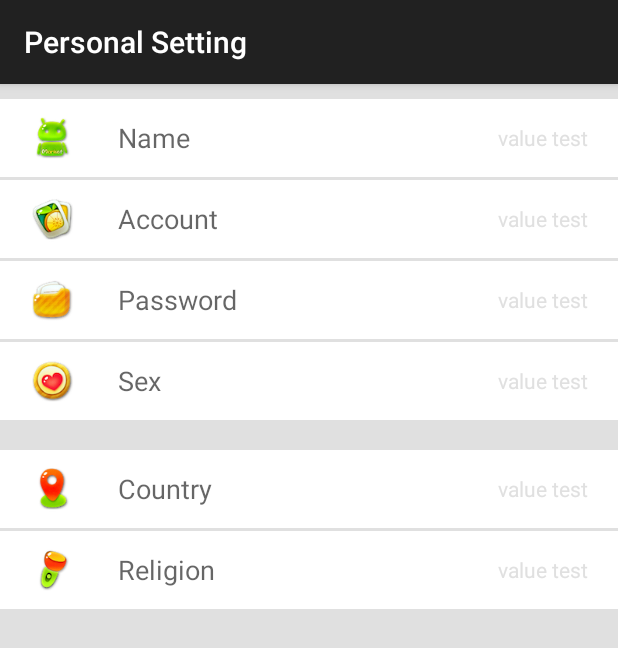
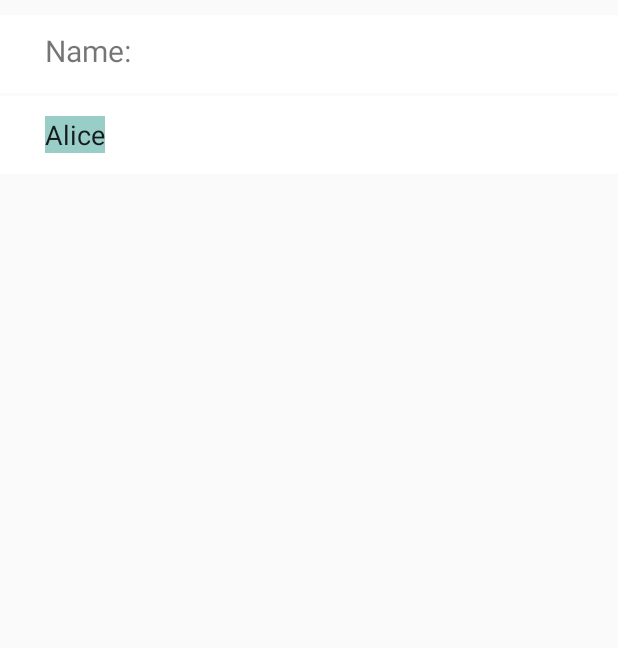
Before and after one commit to chendongmidong/Nourriture_BTJU, an Android app: the PersonalSettingActivity screen opened directly, with no data from a screen before it, after a tap on "Name", on a phone screen of 412 x 824 dp. Shown: the top 648 px of the screen. Run offline under Robolectric (Android 15) with nearby library versions, the phone set to English and light mode, and no system bars.

Commit message:
setting module

```diff
--- a/application/Nourriture/app/src/main/java/com/nourriture/app/PersonalSettingActivity.java
+++ /dev/null
@@ -1,76 +0,0 @@
-package com.nourriture.app;
-
-import android.os.Bundle;
-import android.support.v7.app.AppCompatActivity;
-import android.view.View;
-import android.widget.AdapterView;
-import android.widget.ListView;
-import android.widget.SimpleAdapter;
-
-import java.util.ArrayList;
-import java.util.HashMap;
-import java.util.List;
-import java.util.Map;
-
-/**
- * Created by liuyifan on 15/12/9.
- */
-public class PersonalSettingActivity extends AppCompatActivity {
-    private String[] name1 = {"Name", "Account", "Password", "Sex"};
-    private int[] picture1 = {R.mipmap.name, R.mipmap.account, R.mipmap.password, R.mipmap.sex};
-    private List<Map<String, Object>> listItems1;
-
-    private String[] name2 = {"Country", "Religion"};
-    private int[] picture2 = {R.mipmap.country, R.mipmap.religion};
-    private List<Map<String, Object>> listItems2;
-    @Override
-    protected void onCreate(Bundle savedInstanceState){
-        super.onCreate(savedInstanceState);
-        setContentView(R.layout.setting);
-
-        listItems1 = new ArrayList<>();
-        for(int i = 0; i < name1.length; i++){
-            Map<String, Object> listItem = new HashMap<>();
-            listItem.put("header",picture1[i]);
-            listItem.put("name",name1[i]);
-            listItems1.add(listItem);
-        }
-
-        ListView list_setting1 = (ListView) findViewById(R.id.list_setting1);
-        list_setting1.setAdapter(new SimpleAdapter(this, listItems1, R.layout.setting_item,
-                new String[] {"header", "name"},
-                new int[] {R.id.header, R.id.name} ));
-
-        list_setting1.setOnItemClickListener(new AdapterView.OnItemClickListener() {
-            @Override
-            public void onItemClick(AdapterView<?> adapterView, View view, int i, long l) {
-                int position = (int)l;
-                //<TODO>
-                System.out.println("---Click:" + listItems1.get(position).get("name"));
-            }
-        });
-
-        listItems2 = new ArrayList<>();
-        for(int i = 0; i < name2.length; i++){
-            Map<String, Object> listItem = new HashMap<>();
-            listItem.put("header",picture2[i]);
-            listItem.put("name",name2[i]);
-            listItems2.add(listItem);
-        }
-
-        ListView list_setting2 = (ListView) findViewById(R.id.list_setting2);
-        list_setting2.setAdapter(new SimpleAdapter(this, listItems2, R.layout.setting_item,
-                new String[] {"header", "name"},
-                new int[] {R.id.header, R.id.name} ));
-
-        list_setting2.setOnItemClickListener(new AdapterView.OnItemClickListener() {
-            @Override
-            public void onItemClick(AdapterView<?> adapterView, View view, int i, long l) {
-                int position = (int)l;
-                //<TODO>
-                System.out.println("---Click:" + listItems2.get(position).get("name"));
-            }
-        });
-
-    }
-}
--- a/application/Nourriture/app/src/main/java/com/nourriture/app/TabFragment1.java
+++ b/application/Nourriture/app/src/main/java/com/nourriture/app/TabFragment1.java
@@ -6,7 +6,6 @@ import android.support.v4.app.Fragment;
 import android.view.LayoutInflater;
 import android.view.View;
 import android.view.ViewGroup;
-import android.widget.Button;
 import android.widget.TextView;
 
 /**
@@ -14,7 +13,7 @@ import android.widget.TextView;
  */
 public class TabFragment1 extends Fragment {
     public final static String PERSONAL_SETTING = "com.nourriture.app.p_setting"; //PersonalSettingActivity
-    public final static String SETTING = "";
+    public final static String USER_PROFILE = "com";
     @Override
     public View onCreateView(LayoutInflater inflater, ViewGroup container, Bundle savedInstanceState) {
         View view = inflater.inflate(R.layout.tab_fragment_1, container, false);
--- /dev/null
+++ b/application/Nourriture/app/src/main/java/com/nourriture/app/setting/PersonalSettingActivity.java
@@ -0,0 +1,18 @@
+package com.nourriture.app.setting;
+
+import android.os.Bundle;
+import android.support.v4.app.FragmentActivity;
+import android.view.Window;
+import com.nourriture.app.R;
+
+/**
+ * Created by liuyifan on 15/12/9.
+ */
+public class PersonalSettingActivity extends FragmentActivity {
+    @Override
+    protected void onCreate(Bundle savedInstanceState){
+        super.onCreate(savedInstanceState);
+        requestWindowFeature(Window.FEATURE_NO_TITLE);
+        setContentView(R.layout.setting_main);
+    }
+}
--- /dev/null
+++ b/application/Nourriture/app/src/main/java/com/nourriture/app/setting/PersonalSettingFragment.java
@@ -0,0 +1,111 @@
+package com.nourriture.app.setting;
+
+import android.content.Context;
+import android.os.Bundle;
+import android.support.v4.app.Fragment;
+import android.view.LayoutInflater;
+import android.view.View;
+import android.view.ViewGroup;
+import android.widget.AdapterView;
+import android.widget.ListView;
+import android.widget.SimpleAdapter;
+import com.nourriture.app.R;
+
+import java.util.*;
+
+/**
+ * Created by liuyifan on 15/12/10.
+ */
+@SuppressWarnings("unchecked")
+public class PersonalSettingFragment extends Fragment implements AdapterView.OnItemClickListener {
+    private int[] picture = {R.mipmap.name, R.mipmap.account, R.mipmap.password, R.mipmap.sex, R.mipmap.country, R.mipmap.religion};
+    private String[] list = {"Name", "Account", "Password", "Sex", "Country", "Religion"};
+    private String[] value = new String[6];
+
+    private boolean isTwoPane;
+
+    ListView list_setting1;
+    List<Map<String, Object>> list_info;
+    SimpleAdapter adapter;
+
+    @Override
+    public void onAttach(Context context){
+        super.onAttach(context);
+        list_info = getInfo(111);
+        adapter = new SimpleAdapter(context, list_info, R.layout.setting_list_item,
+                new String[] {"header", "name", "value"},
+                new int[] {R.id.header, R.id.name, R.id.value} );
+    }
+
+    @Override
+    public View onCreateView(LayoutInflater inflater, ViewGroup container, Bundle savedInstanceState){
+        View view = inflater.inflate(R.layout.setting_list, container, false);
+        list_setting1 = (ListView) view.findViewById(R.id.list_setting);
+        list_setting1.setAdapter(adapter);
+        list_setting1.setOnItemClickListener(this);
+
+        return view;
+    }
+
+    @Override
+    public void onActivityCreated(Bundle savedInstanceState){
+        super.onActivityCreated(savedInstanceState);
+        isTwoPane = (getActivity().findViewById(R.id.setting_layout) != null);
+    }
+
+    // get personal information by userId
+    private List getInfo(int userId){
+        int id = userId;
+        Map<String,String> result = new HashMap<>();
+        List<Map<String, Object>> list_info = new ArrayList<>();
+
+        // get information from api and put it into result  (AJAX->MAP) <TODO>
+        result.put("name","Alice");
+        result.put("account","Alice@gmail.com");
+        result.put("password","Alice123");
+        result.put("sex","female");
+        result.put("country","China");
+        result.put("religion","Empty");
+
+        value[0] = result.get("name");
+        value[1] = result.get("account");
+        value[2] = result.get("password");
+        value[3] = result.get("sex");
+        value[4] = result.get("country");
+        value[5] = result.get("religion");
+
+        for(int i = 0; i < list.length; i++){
+            Map<String, Object> listItem = new HashMap<>();
+            listItem.put("header",picture[i]);
+            listItem.put("name",list[i]);
+            listItem.put("value",value[i]);
+            list_info.add(listItem);
+        }
+
+        return list_info;
+    }
+
+    @Override
+    public void onItemClick(AdapterView<?> adapterView, View view, int i, long l){
+        int position = (int) l;
+        String clickItem = (String)list_info.get(position).get("name");
+        String actionName = clickItem.toLowerCase();
+
+        if(isTwoPane) {
+            if (actionName.equals("name")){
+                String name = value[0];
+                Bundle arguments = new Bundle();
+                arguments.putString("name",name);
+                PersonalSettingNameFragment personalSettingNameFragment = new PersonalSettingNameFragment();
+                personalSettingNameFragment.setArguments(arguments);
+                getActivity().getSupportFragmentManager().beginTransaction()
+                        .replace(R.id.setting_layout, personalSettingNameFragment).commit();
+            }
+        } else {
+            if (actionName.equals("name")){
+                String name = value[0];
+                PersonalSettingNameActivity.actionStart(getActivity(), name);
+            }
+        }
+    }
+}
--- /dev/null
+++ b/application/Nourriture/app/src/main/java/com/nourriture/app/setting/PersonalSettingNameActivity.java
@@ -0,0 +1,31 @@
+package com.nourriture.app.setting;
+
+import android.content.Context;
+import android.content.Intent;
+import android.os.Bundle;
+import android.support.v4.app.FragmentActivity;
+import android.view.Window;
+import com.nourriture.app.R;
+
+/**
+ * Created by liuyifan on 15/12/11.
+ */
+public class PersonalSettingNameActivity extends FragmentActivity {
+    @Override
+    protected void onCreate(Bundle savedInstanceState){
+        super.onCreate(savedInstanceState);
+        requestWindowFeature(Window.FEATURE_NO_TITLE);
+        setContentView(R.layout.setting_name);
+
+        String name = getIntent().getStringExtra("name");
+        PersonalSettingNameFragment personalSettingNameFragment =
+                (PersonalSettingNameFragment) getSupportFragmentManager().findFragmentById(R.id.setting_name_frag);
+        personalSettingNameFragment.setName(name);
+    }
+
+    public static void actionStart(Context context, String name){
+        Intent intent = new Intent(context, PersonalSettingNameActivity.class);
+        intent.putExtra("name",name);
+        context.startActivity(intent);
+    }
+}
--- /dev/null
+++ b/application/Nourriture/app/src/main/java/com/nourriture/app/setting/PersonalSettingNameFragment.java
@@ -0,0 +1,42 @@
+package com.nourriture.app.setting;
+
+
+import android.os.Bundle;
+import android.support.v4.app.Fragment;
+import android.view.LayoutInflater;
+import android.view.View;
+import android.view.ViewGroup;
+import android.widget.EditText;
+import com.nourriture.app.R;
+
+/**
+ * Created by liuyifan on 15/12/10.
+ */
+public class PersonalSettingNameFragment extends Fragment {
+    private View view;
+    private String name = "";
+
+    @Override
+    public void onCreate(Bundle savedInstanceState){
+        super.onCreate(savedInstanceState);
+
+        if(getArguments()!=null && getArguments().containsKey("name")){
+            name = getArguments().getString("name");
+        }
+    }
+
+    @Override
+    public View onCreateView(LayoutInflater inflater, ViewGroup container, Bundle savedInstanceState){
+        view = inflater.inflate(R.layout.setting_name_frag, container, false);
+
+        if(!name.equals("")){
+            setName(name);
+        }
+        return view;
+    }
+
+    public void setName(String string){
+        EditText nameView = (EditText) view.findViewById(R.id.edit_name);
+        nameView.setText(string);
+    }
+}
--- /dev/null
+++ b/application/Nourriture/app/src/main/res/layout-large/setting_main.xml
@@ -0,0 +1,18 @@
+<?xml version="1.0" encoding="utf-8"?>
+<LinearLayout xmlns:android="http://schemas.android.com/apk/res/android"
+              android:layout_width="match_parent"
+              android:layout_height="match_parent">
+    <fragment
+            android:id="@+id/setting_main"
+            android:name="com.nourriture.app.setting.PersonalSettingFragment"
+            android:layout_width="0dp"
+            android:layout_height="match_parent"
+            android:layout_weight="2"/>
+
+    <FrameLayout
+            android:id="@+id/setting_layout"
+            android:layout_width="0dp"
+            android:layout_height="match_parent"
+            android:layout_weight="2"/>
+
+</LinearLayout>
--- a/application/Nourriture/app/src/main/res/layout/setting.xml
+++ /dev/null
@@ -1,25 +0,0 @@
-<?xml version="1.0" encoding="utf-8"?>
-<LinearLayout xmlns:android="http://schemas.android.com/apk/res/android"
-              xmlns:tools="http://schemas.android.com/tools" android:layout_width="match_parent"
-              android:layout_height="match_parent"
-              android:orientation="vertical"
-              android:background="@color/material_grey_300" tools:context=".SettingActivity">
-    <TextView android:layout_width="wrap_content" android:layout_height="10dp"/>
-
-    <ListView android:id="@+id/list_setting1"
-              android:layout_width="match_parent"
-              android:layout_height="wrap_content"
-              android:divider="@color/material_grey_300"
-              android:dividerHeight="2dp"
-              android:headerDividersEnabled="false"/>
-
-    <TextView android:layout_width="wrap_content" android:layout_height="20dp"/>
-
-    <ListView android:id="@+id/list_setting2"
-              android:layout_width="match_parent"
-              android:layout_height="wrap_content"
-              android:divider="@color/material_grey_300"
-              android:dividerHeight="2dp"
-              android:headerDividersEnabled="false"/>
-
-</LinearLayout>
--- /dev/null
+++ b/application/Nourriture/app/src/main/res/layout/setting_list.xml
@@ -0,0 +1,15 @@
+<?xml version="1.0" encoding="utf-8"?>
+<LinearLayout xmlns:android="http://schemas.android.com/apk/res/android"
+              android:orientation="vertical"
+              android:layout_width="match_parent"
+              android:layout_height="match_parent">
+    <TextView android:layout_width="wrap_content" android:layout_height="10dp"/>
+
+    <ListView android:id="@+id/list_setting"
+              android:layout_width="match_parent"
+              android:layout_height="wrap_content"
+              android:divider="@color/material_grey_300"
+              android:dividerHeight="2dp"
+              android:headerDividersEnabled="false"/>
+
+</LinearLayout>
--- a/application/Nourriture/app/src/main/res/layout/setting_item.xml
+++ b/application/Nourriture/app/src/main/res/layout/setting_list_item.xml
@@ -30,10 +30,9 @@
                 android:id="@+id/value"
                 android:gravity="center_vertical"
                 android:layout_gravity="right"
-                android:text="@string/value_test"
-                android:textColor="@color/material_grey_300"
+                android:textColor="@color/material_grey_600"
                 android:textAppearance="?android:attr/textAppearanceSmall"
-                android:paddingRight="20dp"/>
+                android:paddingRight="40dp"/>
 
     </LinearLayout>
 
--- /dev/null
+++ b/application/Nourriture/app/src/main/res/layout/setting_main.xml
@@ -0,0 +1,11 @@
+<?xml version="1.0" encoding="utf-8"?>
+<LinearLayout xmlns:android="http://schemas.android.com/apk/res/android"
+              android:orientation="vertical"
+              android:layout_width="match_parent"
+              android:layout_height="match_parent">
+    <fragment
+            android:layout_width="match_parent"
+            android:layout_height="match_parent"
+            android:id="@+id/setting_main"
+            android:name="com.nourriture.app.setting.PersonalSettingFragment"/>
+</LinearLayout>
--- /dev/null
+++ b/application/Nourriture/app/src/main/res/layout/setting_name.xml
@@ -0,0 +1,10 @@
+<?xml version="1.0" encoding="utf-8"?>
+<LinearLayout xmlns:android="http://schemas.android.com/apk/res/android"
+              android:orientation="vertical"
+              android:layout_width="match_parent"
+              android:layout_height="match_parent">
+    <fragment android:id="@+id/setting_name_frag"
+              android:name="com.nourriture.app.setting.PersonalSettingNameFragment"
+              android:layout_width="match_parent"
+              android:layout_height="match_parent"/>
+</LinearLayout>
--- /dev/null
+++ b/application/Nourriture/app/src/main/res/layout/setting_name_frag.xml
@@ -0,0 +1,27 @@
+<?xml version="1.0" encoding="utf-8"?>
+<LinearLayout xmlns:android="http://schemas.android.com/apk/res/android"
+              android:orientation="vertical"
+              android:layout_width="match_parent"
+              android:layout_height="match_parent">
+    <TextView android:layout_width="wrap_content" android:layout_height="10dp"/>
+
+    <TextView
+            android:layout_width="match_parent"
+            android:layout_height="52dp"
+            android:text="@string/name"
+            android:textSize="20sp"
+            android:paddingTop="10sp"
+            android:paddingLeft="30dp"
+            android:background="#ffff"/>
+
+    <TextView android:layout_width="wrap_content" android:layout_height="2dp"/>
+
+    <EditText
+            android:layout_width="match_parent"
+            android:layout_height="52dp"
+            android:id="@+id/edit_name"
+            android:selectAllOnFocus="true"
+            android:paddingLeft="30dp"
+            android:background="#ffff"/>
+
+</LinearLayout>
--- a/application/Nourriture/app/src/main/res/values/strings.xml
+++ b/application/Nourriture/app/src/main/res/values/strings.xml
@@ -11,5 +11,6 @@
     <string name="personal_setting">Personal Setting</string>
     <string name="eating_setting">Eating Setting</string>
     <string name="value_test">value test</string>
+    <string name="name">Name:</string>
 
 </resources>
```
Also changed, not shown: application/Nourriture/app/src/main/AndroidManifest.xml (+10 -1 lines).
